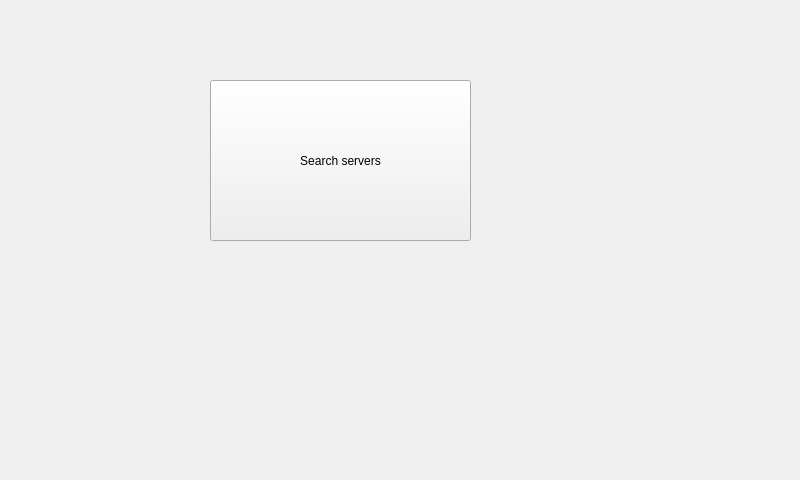
The window that RemoteNiP-client/remoteclient.ui (salesh/rs16-15) describes before a commit, drawn with Qt 5.
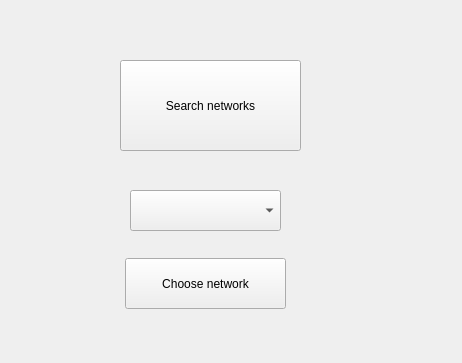
The same window after the commit.

Commit message: Establishing connection v3.0

What changed in the file:
```diff
--- a/RemoteNiP-client/remoteclient.ui
+++ b/RemoteNiP-client/remoteclient.ui
@@ -2,14 +2,35 @@
 <ui version="4.0">
  <class>RemoteClient</class>
  <widget class="QMainWindow" name="RemoteClient">
+  <property name="enabled">
+   <bool>true</bool>
+  </property>
   <property name="geometry">
    <rect>
     <x>0</x>
     <y>0</y>
-    <width>800</width>
-    <height>480</height>
+    <width>462</width>
+    <height>363</height>
    </rect>
   </property>
+  <property name="sizePolicy">
+   <sizepolicy hsizetype="Preferred" vsizetype="Preferred">
+    <horstretch>0</horstretch>
+    <verstretch>0</verstretch>
+   </sizepolicy>
+  </property>
+  <property name="minimumSize">
+   <size>
+    <width>0</width>
+    <height>0</height>
+   </size>
+  </property>
+  <property name="maximumSize">
+   <size>
+    <width>16777215</width>
+    <height>16777215</height>
+   </size>
+  </property>
   <property name="windowTitle">
    <string>RemoteClient</string>
   </property>
@@ -17,14 +38,37 @@
    <widget class="QPushButton" name="searchButton">
     <property name="geometry">
      <rect>
-      <x>210</x>
-      <y>80</y>
-      <width>261</width>
-      <height>161</height>
+      <x>120</x>
+      <y>60</y>
+      <width>181</width>
+      <height>91</height>
      </rect>
     </property>
     <property name="text">
-     <string>Search servers</string>
+     <string>Search networks</string>
+    </property>
+   </widget>
+   <widget class="QComboBox" name="chooseNetworkComboBox">
+    <property name="geometry">
+     <rect>
+      <x>130</x>
+      <y>190</y>
+      <width>151</width>
+      <height>41</height>
+     </rect>
+    </property>
+   </widget>
+   <widget class="QPushButton" name="chooseNetworkButton">
+    <property name="geometry">
+     <rect>
+      <x>125</x>
+      <y>258</y>
+      <width>161</width>
+      <height>51</height>
+     </rect>
+    </property>
+    <property name="text">
+     <string>Choose network</string>
     </property>
    </widget>
   </widget>
```
The commit also changes 2 other files.
